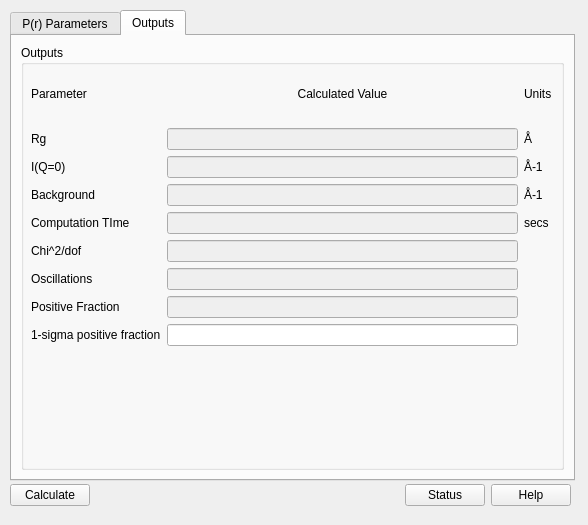
This is src/sas/qtgui/Perspectives/PrInversion/UI/TabbedPrInversionUI.ui in SasView/sasview as Qt 5 draws it before an edit. The edited form follows.
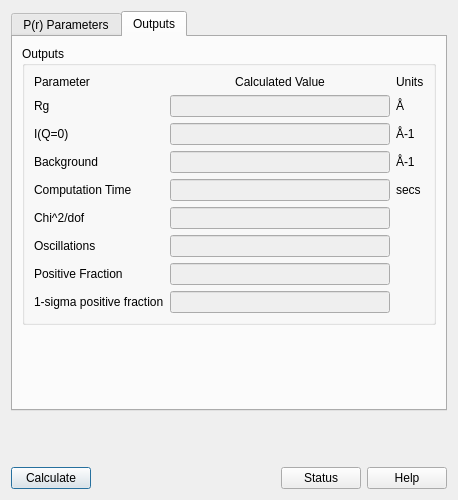
This is the edited form. The open tabs and pages were chosen to show the change.

Commit message: Basic setup of Pr Qt window complete.

Patch:
```diff
--- a/src/sas/qtgui/Perspectives/PrInversion/UI/TabbedPrInversionUI.ui
+++ b/src/sas/qtgui/Perspectives/PrInversion/UI/TabbedPrInversionUI.ui
@@ -6,27 +6,120 @@
    <rect>
     <x>0</x>
     <y>0</y>
-    <width>588</width>
-    <height>525</height>
+    <width>458</width>
+    <height>500</height>
    </rect>
   </property>
+  <property name="sizePolicy">
+   <sizepolicy hsizetype="Preferred" vsizetype="Preferred">
+    <horstretch>0</horstretch>
+    <verstretch>0</verstretch>
+   </sizepolicy>
+  </property>
   <property name="minimumSize">
    <size>
-    <width>588</width>
-    <height>470</height>
+    <width>458</width>
+    <height>500</height>
+   </size>
+  </property>
+  <property name="maximumSize">
+   <size>
+    <width>458</width>
+    <height>500</height>
    </size>
   </property>
   <property name="windowTitle">
    <string>P(r) Inversion</string>
   </property>
+  <layout class="QGridLayout" name="gridLayout_7">
+   <item row="3" column="0">
+    <layout class="QHBoxLayout" name="horizontalLayout_8">
+     <property name="sizeConstraint">
+      <enum>QLayout::SetDefaultConstraint</enum>
+     </property>
+     <item>
+      <widget class="QPushButton" name="calculateButton">
+       <property name="sizePolicy">
+        <sizepolicy hsizetype="Minimum" vsizetype="Fixed">
+         <horstretch>0</horstretch>
+         <verstretch>0</verstretch>
+        </sizepolicy>
+       </property>
+       <property name="text">
+        <string>Calculate</string>
+       </property>
+      </widget>
+     </item>
+     <item>
+      <spacer name="horizontalSpacer">
+       <property name="orientation">
+        <enum>Qt::Horizontal</enum>
+       </property>
+       <property name="sizeType">
+        <enum>QSizePolicy::Expanding</enum>
+       </property>
+       <property name="sizeHint" stdset="0">
+        <size>
+         <width>40</width>
+         <height>20</height>
+        </size>
+       </property>
+      </spacer>
+     </item>
+     <item>
+      <widget class="QPushButton" name="statusButton">
+       <property name="sizePolicy">
+        <sizepolicy hsizetype="Minimum" vsizetype="Fixed">
+         <horstretch>0</horstretch>
+         <verstretch>0</verstretch>
+        </sizepolicy>
+       </property>
+       <property name="text">
+        <string>Status</string>
+       </property>
+      </widget>
+     </item>
+     <item>
+      <widget class="QPushButton" name="helpButton">
+       <property name="sizePolicy">
+        <sizepolicy hsizetype="Minimum" vsizetype="Fixed">
+         <horstretch>0</horstretch>
+         <verstretch>0</verstretch>
+        </sizepolicy>
+       </property>
+       <property name="text">
+        <string>Help</string>
+       </property>
+      </widget>
+     </item>
+    </layout>
+   </item>
+   <item row="2" column="0">
+    <spacer name="verticalSpacer">
+     <property name="orientation">
+      <enum>Qt::Vertical</enum>
+     </property>
+     <property name="sizeHint" stdset="0">
+      <size>
+       <width>20</width>
+       <height>2</height>
+      </size>
+     </property>
+    </spacer>
+   </item>
+   <item row="1" column="0">
   <widget class="QTabWidget" name="PrTabWidget">
-   <property name="geometry">
-    <rect>
-     <x>10</x>
-     <y>10</y>
-     <width>565</width>
-     <height>471</height>
-    </rect>
+     <property name="sizePolicy">
+      <sizepolicy hsizetype="Expanding" vsizetype="Expanding">
+       <horstretch>0</horstretch>
+       <verstretch>0</verstretch>
+      </sizepolicy>
+     </property>
+     <property name="minimumSize">
+      <size>
+       <width>0</width>
+       <height>0</height>
+      </size>
    </property>
    <property name="currentIndex">
     <number>0</number>
@@ -35,45 +128,14 @@
     <attribute name="title">
      <string>P(r) Parameters</string>
     </attribute>
-    <layout class="QGridLayout" name="gridLayout_9">
-     <item row="2" column="0">
-      <layout class="QVBoxLayout" name="verticalLayout_5" stretch="2,1,1,3">
-       <property name="bottomMargin">
-        <number>10</number>
-       </property>
+      <layout class="QVBoxLayout" name="verticalLayout_6" stretch="0,1,1,0">
        <item>
         <widget class="QGroupBox" name="groupBox">
          <property name="title">
           <string>I(q) data source</string>
          </property>
          <layout class="QGridLayout" name="gridLayout_2">
-          <item row="0" column="0">
-           <layout class="QVBoxLayout" name="verticalLayout">
-            <item>
-             <layout class="QHBoxLayout" name="horizontalLayout_2">
-              <item>
-               <widget class="QLabel" name="label">
-                <property name="text">
-                 <string>Data File Name:</string>
-                </property>
-               </widget>
-              </item>
-              <item>
-               <widget class="QLineEdit" name="lineEdit">
-                <property name="enabled">
-                 <bool>true</bool>
-                </property>
-                <property name="frame">
-                 <bool>false</bool>
-                </property>
-                <property name="readOnly">
-                 <bool>false</bool>
-                </property>
-               </widget>
-              </item>
-             </layout>
-            </item>
-            <item>
+          <item row="1" column="0">
              <layout class="QHBoxLayout" name="horizontalLayout_3" stretch="2,1,0,2,2">
               <item>
                <widget class="QLabel" name="label_5">
@@ -83,7 +145,7 @@
                </widget>
               </item>
               <item>
-               <widget class="QLineEdit" name="lineEdit_4">
+             <widget class="QLineEdit" name="backgroundInput">
                 <property name="enabled">
                  <bool>false</bool>
                 </property>
@@ -100,14 +162,14 @@
                </widget>
               </item>
               <item>
-               <widget class="QRadioButton" name="radioButton_2">
+             <widget class="QRadioButton" name="estimateBgd">
                 <property name="text">
                  <string>Estimate</string>
                 </property>
                </widget>
               </item>
               <item>
-               <widget class="QRadioButton" name="radioButton">
+             <widget class="QRadioButton" name="manualBgd">
                 <property name="text">
                  <string>Manual Input</string>
                 </property>
@@ -115,6 +177,28 @@
               </item>
              </layout>
             </item>
+          <item row="0" column="0">
+           <layout class="QHBoxLayout" name="horizontalLayout_2">
+            <item>
+             <widget class="QLabel" name="label">
+              <property name="text">
+               <string>Data File Name:</string>
+              </property>
+             </widget>
+            </item>
+            <item>
+             <widget class="QLineEdit" name="dataFileName">
+              <property name="enabled">
+               <bool>true</bool>
+              </property>
+              <property name="frame">
+               <bool>false</bool>
+              </property>
+              <property name="readOnly">
+               <bool>false</bool>
+              </property>
+             </widget>
+            </item>
            </layout>
           </item>
          </layout>
@@ -126,9 +210,7 @@
           <string>Total Q range</string>
          </property>
          <layout class="QGridLayout" name="gridLayout_3">
-          <item row="1" column="0">
-           <layout class="QVBoxLayout" name="verticalLayout_3">
-            <item>
+          <item row="0" column="0">
              <layout class="QHBoxLayout" name="horizontalLayout_4">
               <item>
                <widget class="QLabel" name="label_7">
@@ -138,7 +220,7 @@
                </widget>
               </item>
               <item>
-               <widget class="QLineEdit" name="lineEdit_5">
+             <widget class="QLineEdit" name="minQInput">
                 <property name="enabled">
                  <bool>true</bool>
                 </property>
@@ -159,7 +241,7 @@
                </widget>
               </item>
               <item>
-               <widget class="QLineEdit" name="lineEdit_6">
+             <widget class="QLineEdit" name="maxQInput">
                 <property name="enabled">
                  <bool>true</bool>
                 </property>
@@ -175,8 +257,6 @@
              </layout>
             </item>
            </layout>
-          </item>
-         </layout>
         </widget>
        </item>
        <item>
@@ -185,9 +265,7 @@
           <string>Slit Parameters</string>
          </property>
          <layout class="QGridLayout" name="gridLayout">
-          <item row="1" column="0">
-           <layout class="QVBoxLayout" name="verticalLayout_2">
-            <item>
+          <item row="0" column="0">
              <layout class="QHBoxLayout" name="horizontalLayout">
               <item>
                <widget class="QLabel" name="label_3">
@@ -197,7 +275,7 @@
                </widget>
               </item>
               <item>
-               <widget class="QLineEdit" name="lineEdit_2">
+             <widget class="QLineEdit" name="slitHeightInput">
                 <property name="enabled">
                  <bool>true</bool>
                 </property>
@@ -218,7 +296,7 @@
                </widget>
               </item>
               <item>
-               <widget class="QLineEdit" name="lineEdit_3">
+             <widget class="QLineEdit" name="slitWidthInput">
                 <property name="enabled">
                  <bool>true</bool>
                 </property>
@@ -234,12 +312,16 @@
              </layout>
             </item>
            </layout>
-          </item>
-         </layout>
         </widget>
        </item>
        <item>
         <widget class="QGroupBox" name="groupBox_5">
+         <property name="sizePolicy">
+          <sizepolicy hsizetype="Preferred" vsizetype="Preferred">
+           <horstretch>0</horstretch>
+           <verstretch>0</verstretch>
+          </sizepolicy>
+         </property>
          <property name="toolTip">
           <string>&lt;!DOCTYPE HTML PUBLIC &quot;-//W3C//DTD HTML 4.0//EN&quot; &quot;http://www.w3.org/TR/REC-html40/strict.dtd&quot;&gt;
 &lt;html&gt;&lt;head&gt;&lt;meta name=&quot;qrichtext&quot; content=&quot;1&quot; /&gt;&lt;style type=&quot;text/css&quot;&gt;
@@ -250,42 +332,7 @@
          <property name="title">
           <string>Parameters</string>
          </property>
-         <widget class="QWidget" name="gridLayoutWidget">
-          <property name="geometry">
-           <rect>
-            <x>10</x>
-            <y>20</y>
-            <width>511</width>
-            <height>123</height>
-           </rect>
-          </property>
-          <layout class="QGridLayout" name="gridLayout_4" rowstretch="0,0,0">
-           <property name="margin">
-            <number>4</number>
-           </property>
-           <item row="2" column="1">
-            <widget class="QLineEdit" name="lineEdit_9"/>
-           </item>
-           <item row="1" column="1">
-            <widget class="QLineEdit" name="lineEdit_8"/>
-           </item>
-           <item row="0" column="1">
-            <widget class="QLineEdit" name="lineEdit_7"/>
-           </item>
-           <item row="0" column="0">
-            <widget class="QLabel" name="label_12">
-             <property name="text">
-              <string>Number of Terms</string>
-             </property>
-            </widget>
-           </item>
-           <item row="2" column="0">
-            <widget class="QLabel" name="label_14">
-             <property name="text">
-              <string>Max distance [Å]</string>
-             </property>
-            </widget>
-           </item>
+         <layout class="QGridLayout" name="gridLayout_8">
            <item row="1" column="0">
             <widget class="QLabel" name="label_13">
              <property name="text">
@@ -293,8 +340,18 @@
              </property>
             </widget>
            </item>
-           <item row="2" column="2" alignment="Qt::AlignHCenter">
-            <widget class="QPushButton" name="pushButton_4">
+          <item row="0" column="2">
+           <widget class="QPushButton" name="noOfTermsSuggestionButton">
+            <property name="enabled">
+             <bool>false</bool>
+            </property>
+            <property name="text">
+             <string/>
+            </property>
+           </widget>
+          </item>
+          <item row="2" column="2">
+           <widget class="QPushButton" name="explorerButton">
              <property name="sizePolicy">
               <sizepolicy hsizetype="Fixed" vsizetype="Fixed">
                <horstretch>0</horstretch>
@@ -312,18 +369,21 @@
              </property>
             </widget>
            </item>
-           <item row="0" column="2">
-            <widget class="QPushButton" name="pushButton_5">
-             <property name="enabled">
-              <bool>false</bool>
-             </property>
+          <item row="0" column="1">
+           <widget class="QLineEdit" name="noOfTermsInput"/>
+          </item>
+          <item row="2" column="1">
+           <widget class="QLineEdit" name="maxDistanceInput"/>
+          </item>
+          <item row="0" column="0">
+           <widget class="QLabel" name="label_12">
              <property name="text">
-              <string/>
+             <string>Number of Terms</string>
              </property>
             </widget>
            </item>
            <item row="1" column="2">
-            <widget class="QPushButton" name="pushButton_6">
+           <widget class="QPushButton" name="regConstantSuggestionButton">
              <property name="enabled">
               <bool>false</bool>
              </property>
@@ -332,11 +392,18 @@
              </property>
             </widget>
            </item>
-          </layout>
-         </widget>
-        </widget>
-       </item>
-      </layout>
+          <item row="2" column="0">
+           <widget class="QLabel" name="label_14">
+            <property name="text">
+             <string>Max distance [Å]</string>
+            </property>
+           </widget>
+          </item>
+          <item row="1" column="1">
+           <widget class="QLineEdit" name="regularizationConstantInput"/>
+          </item>
+         </layout>
+        </widget>
      </item>
     </layout>
    </widget>
@@ -350,34 +417,26 @@
        <property name="title">
         <string>Outputs</string>
        </property>
-       <widget class="QWidget" name="verticalLayoutWidget_3">
-        <property name="geometry">
-         <rect>
-          <x>10</x>
-          <y>20</y>
-          <width>521</width>
-          <height>281</height>
-         </rect>
-        </property>
-        <layout class="QVBoxLayout" name="verticalLayout_4">
-         <item>
-          <layout class="QGridLayout" name="gridLayout_5">
-           <item row="3" column="1">
-            <widget class="QLineEdit" name="lineEdit_15">
-             <property name="enabled">
-              <bool>false</bool>
+         <layout class="QGridLayout" name="gridLayout_4">
+          <item row="0" column="1">
+           <widget class="QLabel" name="label_23">
+            <property name="text">
+             <string>Calculated Value</string>
+            </property>
+            <property name="alignment">
+             <set>Qt::AlignCenter</set>
              </property>
             </widget>
            </item>
-           <item row="5" column="1">
-            <widget class="QLineEdit" name="lineEdit_17">
-             <property name="enabled">
-              <bool>false</bool>
+          <item row="0" column="2">
+           <widget class="QLabel" name="label_28">
+            <property name="text">
+             <string>Units</string>
              </property>
             </widget>
            </item>
-           <item row="7" column="1">
-            <widget class="QLineEdit" name="lineEdit_19">
+          <item row="6" column="1">
+           <widget class="QLineEdit" name="oscillationValue">
              <property name="enabled">
               <bool>false</bool>
              </property>
@@ -390,24 +449,38 @@
              </property>
             </widget>
            </item>
-           <item row="8" column="0">
-            <widget class="QLabel" name="label_29">
+          <item row="7" column="1">
+           <widget class="QLineEdit" name="posFractionValue">
+            <property name="enabled">
+             <bool>false</bool>
+            </property>
+           </widget>
+          </item>
+          <item row="2" column="2">
+           <widget class="QLabel" name="label_25">
              <property name="text">
-              <string>1-sigma positive fraction</string>
+             <string>Å-1</string>
              </property>
             </widget>
            </item>
-           <item row="5" column="0">
-            <widget class="QLabel" name="label_19">
+          <item row="3" column="1">
+           <widget class="QLineEdit" name="backgroundValue">
+            <property name="enabled">
+             <bool>false</bool>
+            </property>
+           </widget>
+          </item>
+          <item row="1" column="0">
+           <widget class="QLabel" name="label_15">
              <property name="text">
-              <string>Chi^2/dof</string>
+             <string>Rg</string>
              </property>
             </widget>
            </item>
-           <item row="2" column="0">
-            <widget class="QLabel" name="label_16">
+          <item row="1" column="2">
+           <widget class="QLabel" name="label_24">
              <property name="text">
-              <string>I(Q=0)</string>
+             <string>Å</string>
              </property>
             </widget>
            </item>
@@ -418,59 +491,10 @@
              </property>
             </widget>
            </item>
-           <item row="1" column="1">
-            <widget class="QLineEdit" name="lineEdit_13">
-             <property name="enabled">
-              <bool>false</bool>
-             </property>
-            </widget>
-           </item>
-           <item row="7" column="0">
-            <widget class="QLabel" name="label_21">
-             <property name="text">
-              <string>Positive Fraction</string>
-             </property>
-            </widget>
-           </item>
-           <item row="6" column="1">
-            <widget class="QLineEdit" name="lineEdit_18">
-             <property name="enabled">
-              <bool>false</bool>
-             </property>
-            </widget>
-           </item>
            <item row="4" column="0">
             <widget class="QLabel" name="label_18">
              <property name="text">
-              <string>Computation TIme</string>
-             </property>
-            </widget>
-           </item>
-           <item row="2" column="1">
-            <widget class="QLineEdit" name="lineEdit_14">
-             <property name="enabled">
-              <bool>false</bool>
-             </property>
-            </widget>
-           </item>
-           <item row="4" column="1">
-            <widget class="QLineEdit" name="lineEdit_16">
-             <property name="enabled">
-              <bool>false</bool>
-             </property>
-            </widget>
-           </item>
-           <item row="1" column="0">
-            <widget class="QLabel" name="label_15">
-             <property name="text">
-              <string>Rg</string>
-             </property>
-            </widget>
-           </item>
-           <item row="3" column="2">
-            <widget class="QLabel" name="label_26">
-             <property name="text">
-              <string>Å-1</string>
+             <string>Computation Time</string>
              </property>
             </widget>
            </item>
@@ -481,40 +505,20 @@
              </property>
             </widget>
            </item>
-           <item row="2" column="2">
-            <widget class="QLabel" name="label_25">
+          <item row="2" column="0">
+           <widget class="QLabel" name="label_16">
+            <property name="text">
+             <string>I(Q=0)</string>
+            </property>
+           </widget>
+          </item>
+          <item row="3" column="2">
+           <widget class="QLabel" name="label_26">
              <property name="text">
               <string>Å-1</string>
              </property>
             </widget>
            </item>
-           <item row="1" column="2">
-            <widget class="QLabel" name="label_24">
-             <property name="text">
-              <string>Å</string>
-             </property>
-            </widget>
-           </item>
-           <item row="8" column="1">
-            <widget class="QLineEdit" name="lineEdit_12"/>
-           </item>
-           <item row="0" column="2">
-            <widget class="QLabel" name="label_28">
-             <property name="text">
-              <string>Units</string>
-             </property>
-            </widget>
-           </item>
-           <item row="0" column="1">
-            <widget class="QLabel" name="label_23">
-             <property name="text">
-              <string>Calculated Value</string>
-             </property>
-             <property name="alignment">
-              <set>Qt::AlignCenter</set>
-             </property>
-            </widget>
-           </item>
            <item row="0" column="0">
             <widget class="QLabel" name="label_22">
              <property name="text">
@@ -522,64 +526,83 @@
              </property>
             </widget>
            </item>
-          </layout>
-         </item>
-        </layout>
-       </widget>
-      </widget>
-     </item>
-    </layout>
-   </widget>
-  </widget>
-  <widget class="QWidget" name="layoutWidget">
-   <property name="geometry">
-    <rect>
-     <x>10</x>
-     <y>480</y>
-     <width>561</width>
-     <height>31</height>
-    </rect>
-   </property>
-   <layout class="QHBoxLayout" name="horizontalLayout_8">
-    <property name="sizeConstraint">
-     <enum>QLayout::SetMinimumSize</enum>
-    </property>
-    <item>
-     <widget class="QPushButton" name="pushButton">
+          <item row="8" column="0">
+           <widget class="QLabel" name="label_29">
+            <property name="text">
+             <string>1-sigma positive fraction</string>
+            </property>
+           </widget>
+          </item>
+          <item row="2" column="1">
+           <widget class="QLineEdit" name="iQ0Value">
+            <property name="enabled">
+             <bool>false</bool>
+            </property>
+           </widget>
+          </item>
+          <item row="5" column="0">
+           <widget class="QLabel" name="label_19">
+            <property name="text">
+             <string>Chi^2/dof</string>
+            </property>
+           </widget>
+          </item>
+          <item row="1" column="1">
+           <widget class="QLineEdit" name="rgValue">
+            <property name="enabled">
+             <bool>false</bool>
+            </property>
+           </widget>
+          </item>
+          <item row="5" column="1">
+           <widget class="QLineEdit" name="chiDofValue">
+            <property name="enabled">
+             <bool>false</bool>
+            </property>
+           </widget>
+          </item>
+          <item row="4" column="1">
+           <widget class="QLineEdit" name="computationTimeValue">
+            <property name="enabled">
+             <bool>false</bool>
+            </property>
+           </widget>
+          </item>
+          <item row="7" column="0">
+           <widget class="QLabel" name="label_21">
       <property name="text">
-       <string>Calculate</string>
+             <string>Positive Fraction</string>
       </property>
      </widget>
     </item>
-    <item>
-     <spacer name="horizontalSpacer">
+          <item row="8" column="1">
+           <widget class="QLineEdit" name="sigmaPosFractionValue">
+            <property name="enabled">
+             <bool>false</bool>
+            </property>
+           </widget>
+          </item>
+         </layout>
+        </widget>
+       </item>
+       <item row="1" column="0">
+        <spacer name="verticalSpacer_2">
       <property name="orientation">
-       <enum>Qt::Horizontal</enum>
+          <enum>Qt::Vertical</enum>
       </property>
       <property name="sizeHint" stdset="0">
        <size>
-        <width>40</width>
-        <height>20</height>
+           <width>20</width>
+           <height>40</height>
        </size>
       </property>
      </spacer>
     </item>
-    <item>
-     <widget class="QPushButton" name="pushButton_2">
-      <property name="text">
-       <string>Status</string>
-      </property>
+      </layout>
      </widget>
-    </item>
-    <item>
-     <widget class="QPushButton" name="pushButton_3">
-      <property name="text">
-       <string>Help</string>
-      </property>
      </widget>
     </item>
    </layout>
-  </widget>
  </widget>
  <resources/>
  <connections/>
```
Lines whose indentation alone changed are shown as unchanged. The commit also changes 4 other files.
